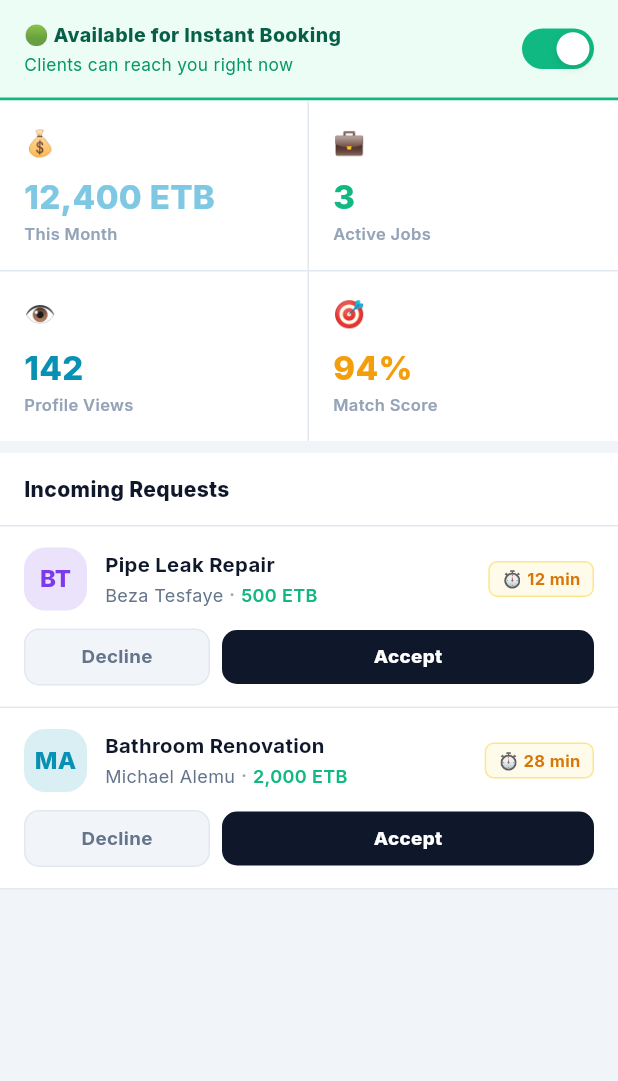
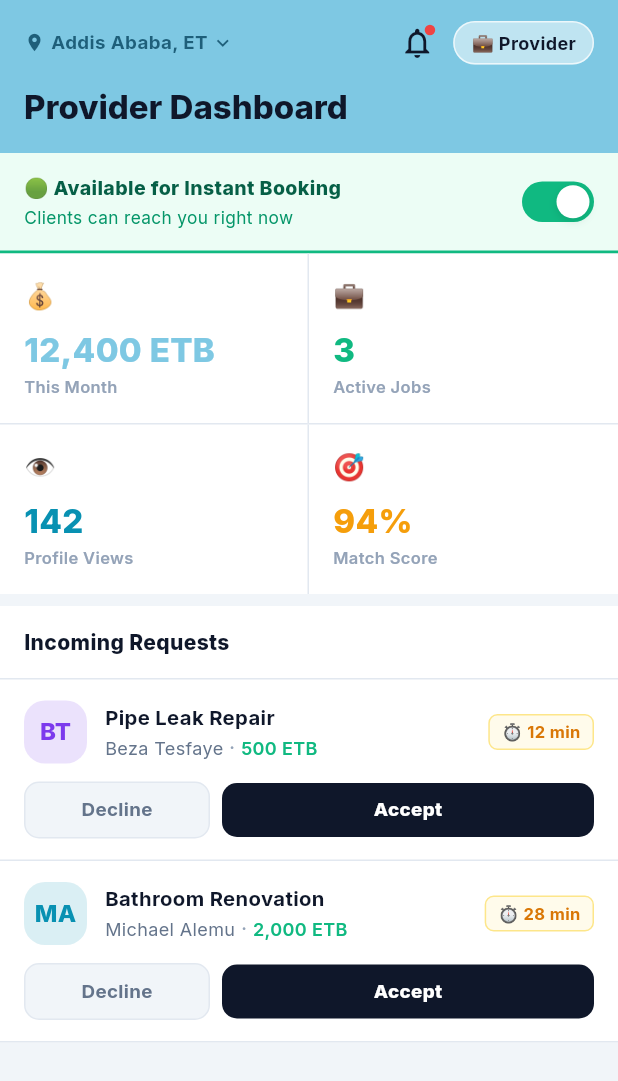
Before and after one commit to niletechx/LINC, a Flutter app: the ProviderDashboard screen opened directly, on a phone screen of 412 x 824 dp. Shown: the top 1081 px of the screen. Run offline on Flutter 3.47's test engine with Material 3 defaults, Android fonts, the phone set to English and light mode, and no system bars; our stand-ins replace dio, flutter_riverpod, flutter_secure_storage, go_router, google_fonts, socket_io_client; accounts and stored records are empty.

Commit message:
fix(ui): add provider dashboard header and fix bottom nav overflow

```diff
--- a/client/mobile/lib/screens/home/provider_dashboard.dart
+++ b/client/mobile/lib/screens/home/provider_dashboard.dart
@@ -28,6 +28,95 @@ class _ProviderDashboardState extends ConsumerState<ProviderDashboard> {
           child: Column(
             crossAxisAlignment: CrossAxisAlignment.stretch,
             children: [
+              // 0. CYAN HEADER SECTION (Toggle to Client Mode)
+              Container(
+                width: double.infinity,
+                color: const Color(0xFF7EC8E3),
+                padding: EdgeInsets.fromLTRB(16, MediaQuery.of(context).padding.top + 14, 16, 16),
+                child: Column(
+                  crossAxisAlignment: CrossAxisAlignment.start,
+                  children: [
+                    Row(
+                      mainAxisAlignment: MainAxisAlignment.spaceBetween,
+                      children: [
+                        // Location dropdown
+                        const Row(
+                          children: [
+                            Icon(Icons.location_on, size: 14, color: Color(0xFF1E5F7A)),
+                            SizedBox(width: 4),
+                            Text(
+                              'Addis Ababa, ET',
+                              style: TextStyle(
+                                fontSize: 12.5,
+                                fontWeight: FontWeight.w700,
+                                color: Color(0xFF1E5F7A),
+                              ),
+                            ),
+                            SizedBox(width: 2),
+                            Icon(Icons.keyboard_arrow_down, size: 16, color: Color(0xFF1E5F7A)),
+                          ],
+                        ),
+                        Row(
+                          children: [
+                            // Notification bell with red dot
+                            Stack(
+                              children: [
+                                const Icon(Icons.notifications_none, color: Color(0xFF0F172A), size: 24),
+                                Positioned(
+                                  top: 0,
+                                  right: 0,
+                                  child: Container(
+                                    width: 7,
+                                    height: 7,
+                                    decoration: const BoxDecoration(
+                                      color: Color(0xFFEF4444),
+                                      shape: BoxShape.circle,
+                                    ),
+                                  ),
+                                ),
+                              ],
+                            ),
+                            const SizedBox(width: 12),
+                            // Mode Switcher Pill
+                            GestureDetector(
+                              onTap: () {
+                                ref.read(appModeProvider.notifier).state = AppMode.client;
+                              },
+                              child: Container(
+                                padding: const EdgeInsets.symmetric(vertical: 5, horizontal: 11),
+                                decoration: BoxDecoration(
+                                  color: Colors.white.withOpacity(0.50),
+                                  border: Border.all(color: Colors.white.withOpacity(0.70)),
+                                  borderRadius: BorderRadius.circular(20),
+                                ),
+                                child: const Text(
+                                  '💼 Provider',
+                                  style: TextStyle(
+                                    fontSize: 12,
+                                    fontWeight: FontWeight.w700,
+                                    color: Color(0xFF0F172A),
+                                  ),
+                                ),
+                              ),
+                            ),
+                          ],
+                        ),
+                      ],
+                    ),
+                    const SizedBox(height: 12),
+                    const Text(
+                      'Provider Dashboard',
+                      style: TextStyle(
+                        fontSize: 22,
+                        fontWeight: FontWeight.w800,
+                        color: Color(0xFF0F172A),
+                        letterSpacing: -0.02,
+                      ),
+                    ),
+                  ],
+                ),
+              ),
+
               // 1. AVAILABILITY BANNER
               Container(
                 padding: const EdgeInsets.symmetric(vertical: 14, horizontal: 16),
--- a/client/mobile/lib/widgets/bottom_nav.dart
+++ b/client/mobile/lib/widgets/bottom_nav.dart
@@ -13,16 +13,17 @@ class LincBottomNav extends StatelessWidget {
 
   @override
   Widget build(BuildContext context) {
-    return SafeArea(
-      top: false,
-      child: Container(
-        decoration: const BoxDecoration(
-          color: AppColors.cardSurface,
-          border: Border(top: BorderSide(color: AppColors.divider, width: 1)),
-        ),
+    return Container(
+      decoration: const BoxDecoration(
+        color: AppColors.cardSurface,
+        border: Border(top: BorderSide(color: AppColors.divider, width: 1)),
+      ),
+      child: SafeArea(
+        top: false,
         child: SizedBox(
-          height: 60,
+          height: 68,
           child: Row(
+            crossAxisAlignment: CrossAxisAlignment.center,
             children: [
               _NavItem(icon: _homeIcon, label: 'Home', active: currentIndex == 0, onTap: () => onTap(0)),
               _NavItem(icon: _chatIcon, label: 'Chat', active: currentIndex == 1, onTap: () => onTap(1)),
```
